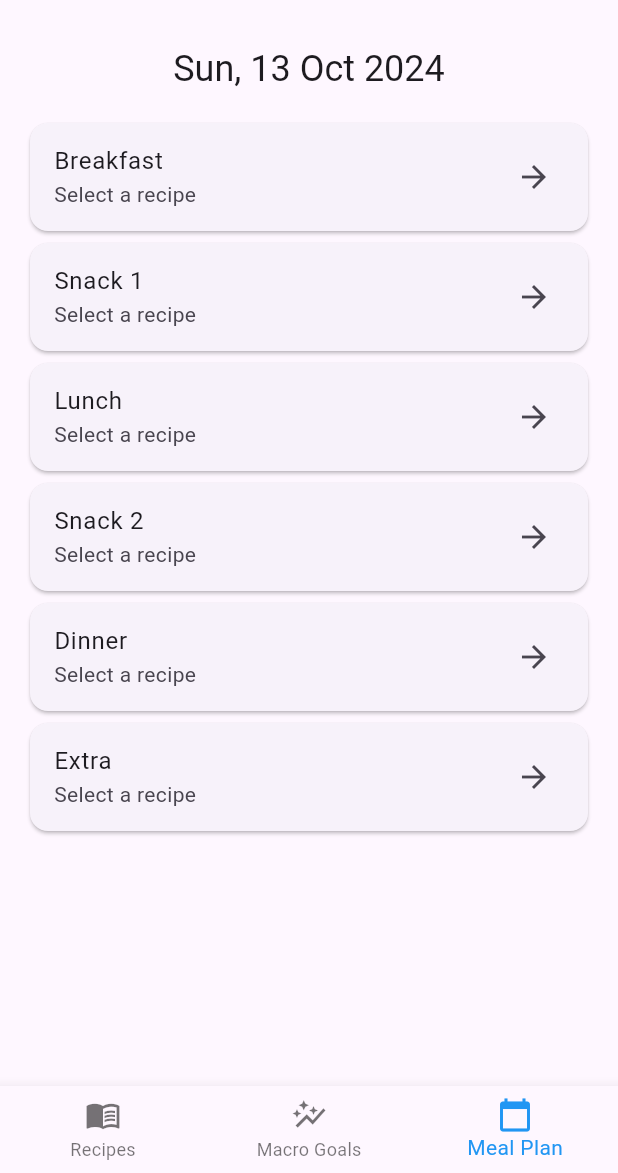
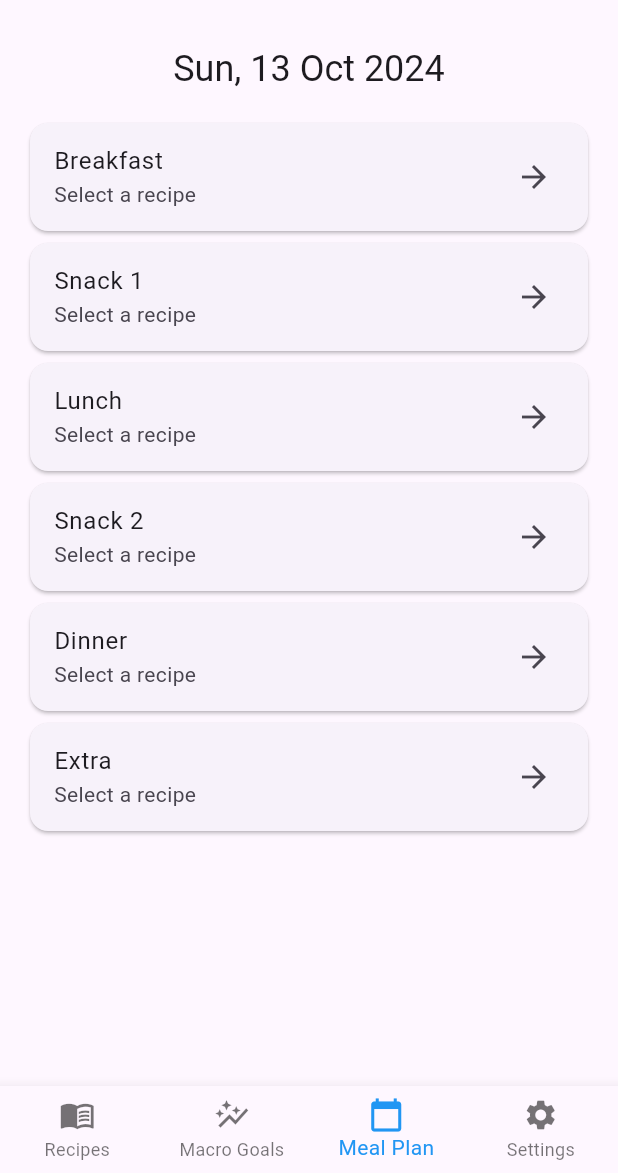
Before and after one commit to mathewdouglas/macromap, a Flutter app: the screen it shows after launch, item 3 of the bottom bar chosen, on a phone screen of 412 x 824 dp, the part 63-1236 px from its top. Run offline on Flutter 3.47's test engine with Material 3 defaults, Android fonts, the phone set to English and light mode, and no system bars; our stand-ins replace image_picker, sqflite; accounts and stored records are empty.

Commit message:
Add settings page

```diff
--- a/lib/home_page.dart
+++ b/lib/home_page.dart
@@ -36,6 +36,7 @@ class _MyHomePageState extends State<MyHomePage> {
       GridPage(recipes: _recipes, onRemoveRecipe: _removeRecipe, onEditRecipe: _editRecipe, isGridView: isGridView),
       const Center(child: Text('Macronutrient Goals')),
       WeeklyPlanPage(),
+      const Center(child: Text('Settings')),
     ];
   }
 
@@ -109,6 +110,7 @@ class _MyHomePageState extends State<MyHomePage> {
             )
           : null,
       bottomNavigationBar: BottomNavigationBar(
+        type: BottomNavigationBarType.fixed,
         items: const <BottomNavigationBarItem>[
           BottomNavigationBarItem(
             icon: Icon(Icons.menu_book),
@@ -121,6 +123,10 @@ class _MyHomePageState extends State<MyHomePage> {
           BottomNavigationBarItem(
             icon: Icon(Icons.calendar_today),
             label: 'Meal Plan',
+          ),
+          BottomNavigationBarItem(
+            icon: Icon(Icons.settings),
+            label: 'Settings',
           ),
         ],
         currentIndex: _selectedIndex,
```
